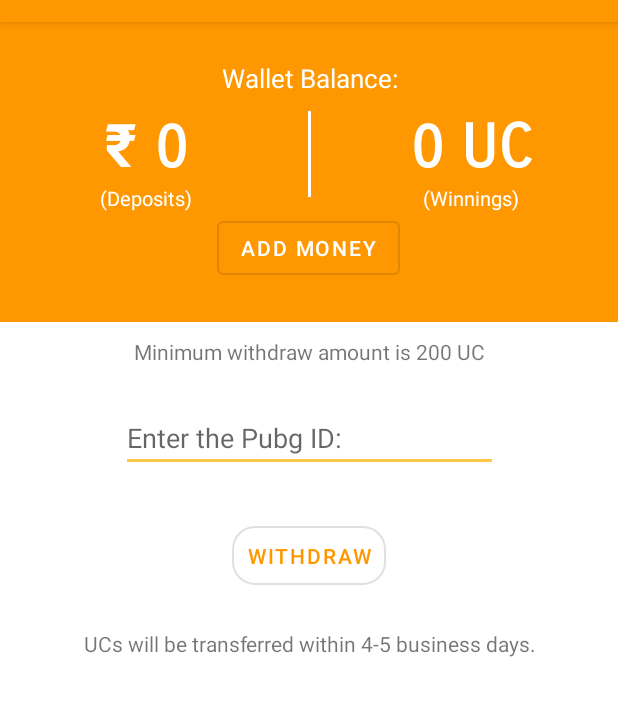
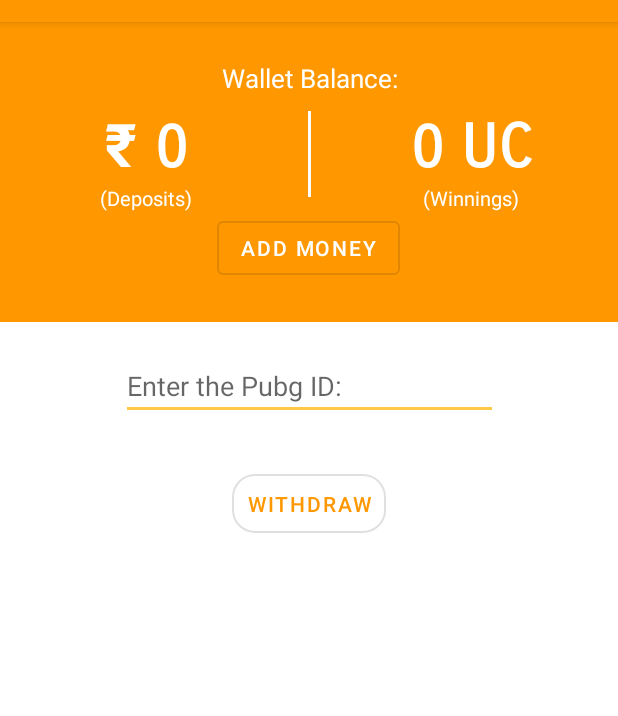
Before and after one commit to WitnessMe02/PubgUC, an Android app: the WithdrawActivity screen opened directly, with no data from a screen before it, on a phone screen of 412 x 824 dp, the part 62-778 px from its top. Run offline under Robolectric (Android 15) with nearby library versions, the phone set to English and light mode, and no system bars; libraries missing offline, so code that uses them is left out: com.parse; 4 statements that could not run were skipped.

Commit message:
Modified Withdraw Activity UI.

```diff
--- a/app/src/main/res/layout/activity_withdraw.xml
+++ b/app/src/main/res/layout/activity_withdraw.xml
@@ -13,7 +13,6 @@
         android:background="@color/colorPrimary"
         android:gravity="center"
         android:orientation="vertical"
-        app:layout_constraintBottom_toTopOf="@+id/label"
         app:layout_constraintEnd_toEndOf="parent"
         app:layout_constraintStart_toStartOf="parent"
         app:layout_constraintTop_toTopOf="parent">
@@ -108,57 +107,30 @@
             android:textColor="@color/white" />
     </LinearLayout>
 
-    <TextView
-        android:id="@+id/label"
-        android:layout_width="0dp"
-        android:layout_height="wrap_content"
-        android:layout_marginBottom="15dp"
-        android:padding="10dp"
-        android:text="Minimum withdraw amount is 200 UC"
-        android:textAlignment="center"
-        app:layout_constraintBottom_toTopOf="@+id/pubg_id"
-        app:layout_constraintEnd_toEndOf="parent"
-        app:layout_constraintStart_toStartOf="parent"
-        app:layout_constraintTop_toBottomOf="@+id/wallet_panel" />
-
     <com.google.android.material.textfield.TextInputEditText
         android:id="@+id/pubg_id"
         android:layout_width="251dp"
         android:layout_height="wrap_content"
         android:layout_marginBottom="30dp"
         android:hint="Enter the Pubg ID:"
+        android:layout_marginTop="20dp"
         android:inputType="phone"
         app:layout_constraintBottom_toTopOf="@+id/btn_withdraw"
         app:layout_constraintEnd_toEndOf="parent"
         app:layout_constraintStart_toStartOf="parent"
-        app:layout_constraintTop_toBottomOf="@+id/label" />
+        app:layout_constraintTop_toBottomOf="@+id/wallet_panel" />
 
     <com.google.android.material.button.MaterialButton
         android:id="@+id/btn_withdraw"
         style="@style/Widget.MaterialComponents.Button.OutlinedButton"
         android:layout_width="wrap_content"
         android:layout_height="wrap_content"
-        android:layout_marginBottom="13dp"
         android:padding="10dp"
         android:text="Withdraw"
         app:cornerRadius="15dp"
-        app:layout_constraintBottom_toTopOf="@+id/label2"
+        app:layout_constraintBottom_toBottomOf="parent"
         app:layout_constraintEnd_toEndOf="parent"
         app:layout_constraintStart_toStartOf="parent"
         app:layout_constraintTop_toBottomOf="@+id/pubg_id" />
 
-    <TextView
-        android:id="@+id/label2"
-        android:layout_width="0dp"
-        android:layout_height="wrap_content"
-        android:layout_marginStart="36dp"
-        android:layout_marginEnd="36dp"
-        android:padding="10dp"
-        android:text="UCs will be transferred within 4-5 business days."
-        android:textAlignment="center"
-        app:layout_constraintBottom_toBottomOf="parent"
-        app:layout_constraintEnd_toEndOf="parent"
-        app:layout_constraintStart_toStartOf="parent"
-        app:layout_constraintTop_toBottomOf="@+id/btn_withdraw" />
-
 </androidx.constraintlayout.widget.ConstraintLayout>
```
